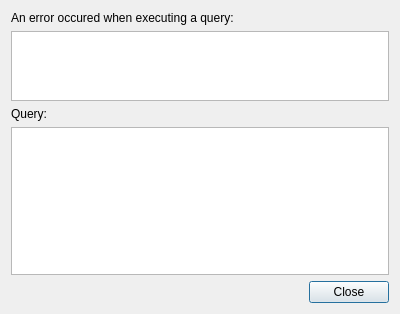
Before: the Qt Designer form ui/DlgDbError.ui in brushtyler/db_manager, drawn with Qt 5.
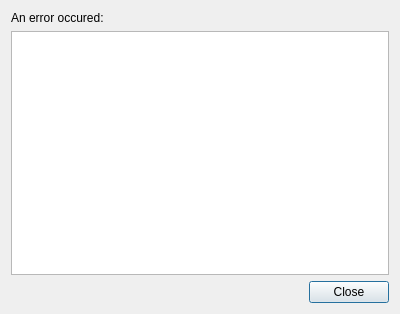
After: the same form once the commit is applied.

Commit message: improve error handling, add reconnect button

```diff
--- a/ui/DlgDbError.ui
+++ b/ui/DlgDbError.ui
@@ -13,7 +13,41 @@
   <property name="windowTitle">
    <string>Database Error</string>
   </property>
-  <layout class="QVBoxLayout">
+  <layout class="QVBoxLayout" name="verticalLayout_2">
+   <item>
+    <widget class="QStackedWidget" name="stackedWidget">
+     <property name="currentIndex">
+      <number>0</number>
+     </property>
+     <widget class="QWidget" name="page_2">
+      <layout class="QVBoxLayout" name="verticalLayout_3">
+       <property name="margin">
+        <number>0</number>
+       </property>
+       <item>
+        <widget class="QLabel" name="label_3">
+         <property name="text">
+          <string>An error occured:</string>
+         </property>
+        </widget>
+       </item>
+       <item>
+        <widget class="QTextBrowser" name="txtErrorMsg">
+         <property name="sizePolicy">
+          <sizepolicy hsizetype="Expanding" vsizetype="Expanding">
+           <horstretch>0</horstretch>
+           <verstretch>1</verstretch>
+          </sizepolicy>
+         </property>
+        </widget>
+       </item>
+      </layout>
+     </widget>
+     <widget class="QWidget" name="page">
+      <layout class="QVBoxLayout" name="verticalLayout">
+       <property name="margin">
+        <number>0</number>
+       </property>
    <item>
     <widget class="QLabel" name="label">
      <property name="text">
@@ -22,7 +56,7 @@
     </widget>
    </item>
    <item>
-    <widget class="QTextBrowser" name="txtMessage">
+        <widget class="QTextBrowser" name="txtQueryErrorMgs">
      <property name="sizePolicy">
       <sizepolicy hsizetype="Expanding" vsizetype="Expanding">
        <horstretch>0</horstretch>
@@ -46,6 +80,10 @@
        <verstretch>3</verstretch>
       </sizepolicy>
      </property>
+        </widget>
+       </item>
+      </layout>
+     </widget>
     </widget>
    </item>
    <item>
```
Lines whose indentation alone changed are shown as unchanged. The commit also changes 15 other files.
